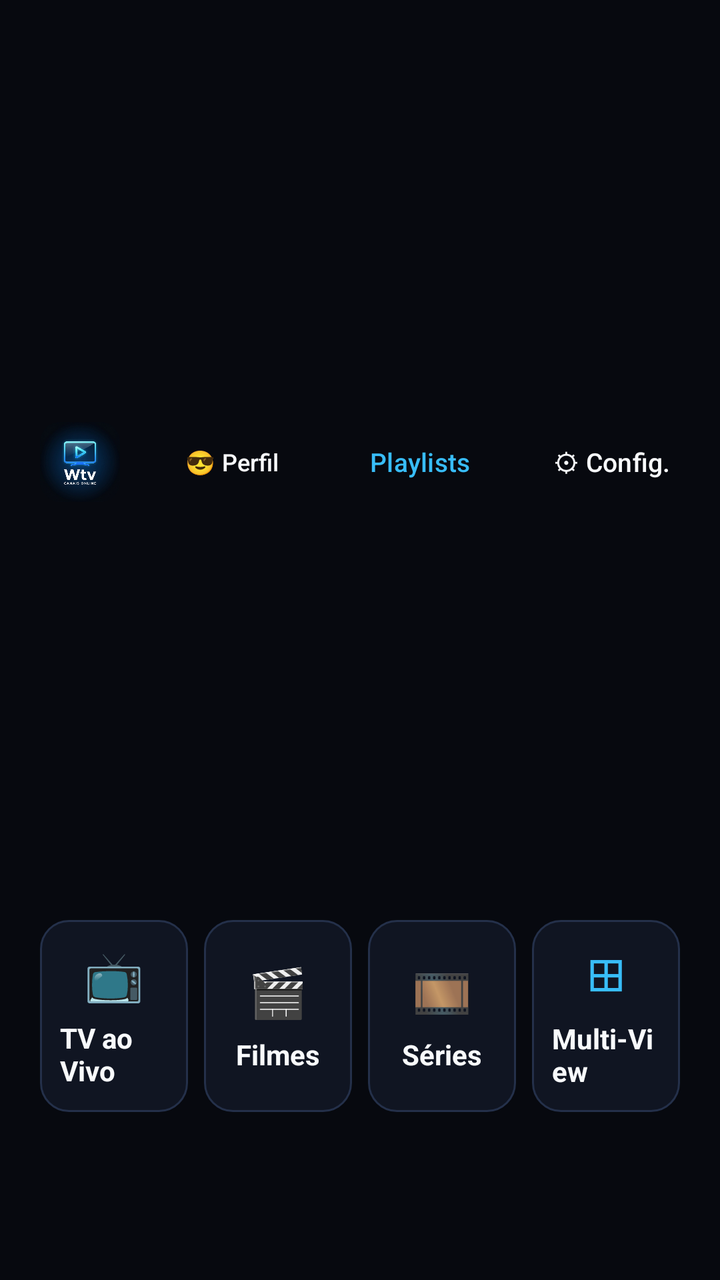
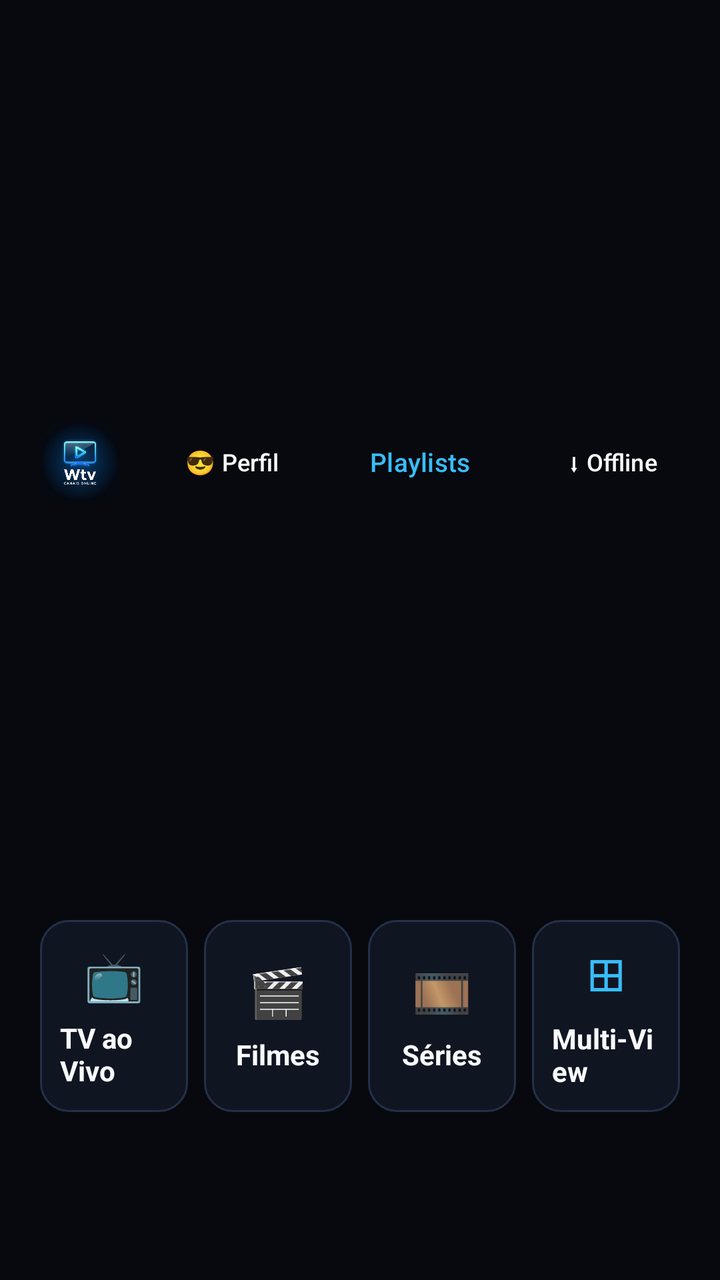

Two renders of the same Android screen: before a commit and after it. Below are the layout's source before the change and the commit's diff.
<!-- AndroidManifest.xml: application theme Theme.NovaTV -->
<!-- res/layout/activity_home.xml -->
<?xml version="1.0" encoding="utf-8"?>
<ScrollView xmlns:android="http://schemas.android.com/apk/res/android"
    android:layout_width="match_parent"
    android:layout_height="match_parent"
    android:background="@color/bg_cinema"
    android:fitsSystemWindows="true"
    android:padding="20dp">

    <LinearLayout
        android:layout_width="match_parent"
        android:layout_height="wrap_content"
        android:orientation="vertical">

        
        <LinearLayout
            android:layout_width="match_parent"
            android:layout_height="wrap_content"
            android:gravity="center_vertical"
            android:orientation="horizontal"
            android:paddingBottom="18dp">

            <ImageView
                android:layout_width="40dp"
                android:layout_height="40dp"
                android:background="@drawable/bg_poster_rounded"
                android:clipToOutline="true"
                android:contentDescription="@string/app_name"
                android:src="@drawable/ic_wtv_launcher" />

            <LinearLayout
                android:layout_width="0dp"
                android:layout_height="wrap_content"
                android:layout_marginStart="12dp"
                android:layout_weight="1"
                android:orientation="vertical">

                <TextView
                    android:layout_width="wrap_content"
                    android:layout_height="wrap_content"
                    android:text="Wtv Canais Online"
                    android:textColor="@color/text_primary"
                    android:textSize="20sp"
                    android:textStyle="bold" />

                <TextView
                    android:id="@+id/tv_active_profile"
                    android:layout_width="wrap_content"
                    android:layout_height="wrap_content"
                    android:ellipsize="end"
                    android:maxLines="1"
                    android:text="Nenhum servidor conectado"
                    android:textColor="@color/text_secondary"
                    android:textSize="12sp" />
            </LinearLayout>

            <Button
                android:id="@+id/btn_switch_profile"
                style="@style/Widget.Material3.Button.TextButton"
                android:layout_width="wrap_content"
                android:layout_height="42dp"
                android:layout_marginEnd="6dp"
                android:background="@drawable/selector_cinema_button"
                android:focusable="true"
                android:paddingHorizontal="10dp"
                android:text="😎 Perfil"
                android:textColor="@color/text_primary"
                android:textSize="12sp" />

            <Button
                android:id="@+id/btn_playlists"
                style="@style/Widget.Material3.Button.TextButton"
                android:layout_width="wrap_content"
                android:layout_height="42dp"
                android:layout_marginEnd="8dp"
                android:background="@drawable/selector_cinema_button"
                android:focusable="true"
                android:paddingHorizontal="14dp"
                android:text="Playlists"
                android:textColor="@color/accent_cyan"
                android:textSize="13sp" />

            <Button
                android:id="@+id/btn_settings"
                style="@style/Widget.Material3.Button.TextButton"
                android:layout_width="wrap_content"
                android:layout_height="42dp"
                android:background="@drawable/selector_cinema_button"
                android:focusable="true"
                android:paddingHorizontal="14dp"
                android:text="⚙ Config."
                android:textColor="@color/text_primary"
                android:textSize="13sp" />
        </LinearLayout>

        
        <LinearLayout
            android:id="@+id/banner_no_profile"
            android:layout_width="match_parent"
            android:layout_height="wrap_content"
            android:layout_marginBottom="20dp"
            android:background="@drawable/selector_cinema_card"
            android:orientation="vertical"
            android:padding="20dp"
            android:visibility="gone">

            <TextView
                android:layout_width="wrap_content"
                android:layout_height="wrap_content"
                android:text="Bem-vindo ao Wtv Canais Online"
                android:textColor="@color/text_primary"
                android:textSize="18sp"
                android:textStyle="bold" />

            <TextView
                android:layout_width="wrap_content"
                android:layout_height="wrap_content"
                android:layout_marginTop="4dp"
                android:layout_marginBottom="10dp"
                android:text="Conecte sua conta Xtream Codes, URL M3U, ou envie este código MAC ao administrador para receber sua lista:"
                android:textColor="@color/text_secondary"
                android:textSize="13sp" />

            <TextView
                android:id="@+id/tv_home_device_mac"
                android:layout_width="wrap_content"
                android:layout_height="wrap_content"
                android:layout_marginBottom="14dp"
                android:text="📡 MAC: ..."
                android:textColor="@color/accent_cyan"
                android:textSize="16sp"
                android:textStyle="bold" />

            <LinearLayout
                android:layout_width="wrap_content"
                android:layout_height="wrap_content"
                android:orientation="horizontal">

                <Button
                    android:id="@+id/btn_add_first_playlist"
                    style="@style/Widget.Material3.Button.TextButton"
                    android:layout_width="wrap_content"
                    android:layout_height="44dp"
                    android:layout_marginEnd="10dp"
                    android:background="@drawable/selector_cinema_button"
                    android:focusable="true"
                    android:paddingHorizontal="18dp"
                    android:text="+ Adicionar Servidor / Lista M3U"
                    android:textColor="#FFFFFF" />

                <Button
                    android:id="@+id/btn_check_mac_playlist"
                    style="@style/Widget.Material3.Button.TextButton"
                    android:layout_width="wrap_content"
                    android:layout_height="44dp"
                    android:background="@drawable/selector_cinema_button"
                    android:focusable="true"
                    android:paddingHorizontal="16dp"
                    android:text="↻ Verificar Lista pelo MAC"
                    android:textColor="@color/accent_cyan" />
            </LinearLayout>
        </LinearLayout>

        
        <FrameLayout
            android:id="@+id/hero_carousel_container"
            android:layout_width="match_parent"
            android:layout_height="195dp"
            android:layout_marginBottom="20dp"
            android:visibility="gone">

            <androidx.viewpager2.widget.ViewPager2
                android:id="@+id/vp_hero_banners"
                android:layout_width="match_parent"
                android:layout_height="match_parent" />

            <Button
                android:id="@+id/btn_banner_prev"
                style="@style/Widget.Material3.Button.TextButton"
                android:layout_width="36dp"
                android:layout_height="36dp"
                android:layout_gravity="top|end"
                android:layout_marginTop="12dp"
                android:layout_marginEnd="92dp"
                android:background="@drawable/selector_cinema_button"
                android:focusable="true"
                android:padding="0dp"
                android:text="◀"
                android:textColor="#FFFFFF"
                android:textSize="12sp" />

            <TextView
                android:id="@+id/tv_banner_counter"
                android:layout_width="wrap_content"
                android:layout_height="wrap_content"
                android:layout_gravity="top|end"
                android:layout_marginTop="20dp"
                android:layout_marginEnd="54dp"
                android:text="1/1"
                android:textColor="@color/text_secondary"
                android:textSize="11sp"
                android:textStyle="bold" />

            <Button
                android:id="@+id/btn_banner_next"
                style="@style/Widget.Material3.Button.TextButton"
                android:layout_width="36dp"
                android:layout_height="36dp"
                android:layout_gravity="top|end"
                android:layout_marginTop="12dp"
                android:layout_marginEnd="12dp"
                android:background="@drawable/selector_cinema_button"
                android:focusable="true"
                android:padding="0dp"
                android:text="▶"
                android:textColor="#FFFFFF"
                android:textSize="12sp" />
        </FrameLayout>

        
        <LinearLayout
            android:layout_width="match_parent"
            android:layout_height="wrap_content"
            android:layout_marginBottom="22dp"
            android:orientation="horizontal">

            <LinearLayout
                android:id="@+id/card_live_tv"
                android:layout_width="0dp"
                android:layout_height="96dp"
                android:layout_marginEnd="8dp"
                android:layout_weight="1"
                android:background="@drawable/selector_cinema_card"
                android:focusable="true"
                android:gravity="center"
                android:orientation="vertical"
                android:padding="10dp">

                <TextView
                    android:layout_width="wrap_content"
                    android:layout_height="wrap_content"
                    android:text="📺"
                    android:textSize="24sp" />

                <TextView
                    android:layout_width="wrap_content"
                    android:layout_height="wrap_content"
                    android:layout_marginTop="6dp"
                    android:text="TV ao Vivo"
                    android:textColor="@color/text_primary"
                    android:textSize="14sp"
                    android:textStyle="bold" />
            </LinearLayout>

            <LinearLayout
                android:id="@+id/card_movies"
                android:layout_width="0dp"
                android:layout_height="96dp"
                android:layout_marginEnd="8dp"
                android:layout_weight="1"
                android:background="@drawable/selector_cinema_card"
                android:focusable="true"
                android:gravity="center"
                android:orientation="vertical"
                android:padding="10dp">

                <TextView
                    android:layout_width="wrap_content"
                    android:layout_height="wrap_content"
                    android:text="🎬"
                    android:textSize="24sp" />

                <TextView
                    android:layout_width="wrap_content"
                    android:layout_height="wrap_content"
                    android:layout_marginTop="6dp"
                    android:text="Filmes"
                    android:textColor="@color/text_primary"
                    android:textSize="14sp"
                    android:textStyle="bold" />
            </LinearLayout>

            <LinearLayout
                android:id="@+id/card_series"
                android:layout_width="0dp"
                android:layout_height="96dp"
                android:layout_marginEnd="8dp"
                android:layout_weight="1"
                android:background="@drawable/selector_cinema_card"
                android:focusable="true"
                android:gravity="center"
                android:orientation="vertical"
                android:padding="10dp">

                <TextView
                    android:layout_width="wrap_content"
                    android:layout_height="wrap_content"
                    android:text="🎞️"
                    android:textSize="24sp" />

                <TextView
                    android:layout_width="wrap_content"
                    android:layout_height="wrap_content"
                    android:layout_marginTop="6dp"
                    android:text="Séries"
                    android:textColor="@color/text_primary"
                    android:textSize="14sp"
                    android:textStyle="bold" />
            </LinearLayout>

            <LinearLayout
                android:id="@+id/card_multiview"
                android:layout_width="0dp"
                android:layout_height="96dp"
                android:layout_weight="1"
                android:background="@drawable/selector_cinema_card"
                android:focusable="true"
                android:gravity="center"
                android:orientation="vertical"
                android:padding="10dp">

                <TextView
                    android:layout_width="wrap_content"
                    android:layout_height="wrap_content"
                    android:text="⊞"
                    android:textColor="@color/accent_cyan"
                    android:textSize="24sp" />

                <TextView
                    android:layout_width="wrap_content"
                    android:layout_height="wrap_content"
                    android:layout_marginTop="6dp"
                    android:text="Multi-View"
                    android:textColor="@color/text_primary"
                    android:textSize="14sp"
                    android:textStyle="bold" />
            </LinearLayout>
        </LinearLayout>

        
        <TextView
            android:id="@+id/tv_section_recent_channels"
            android:layout_width="wrap_content"
            android:layout_height="wrap_content"
            android:layout_marginBottom="10dp"
            android:text="📺 Últimos Canais Assistidos"
            android:textColor="@color/text_primary"
            android:textSize="16sp"
            android:textStyle="bold"
            android:visibility="gone" />

        <androidx.recyclerview.widget.RecyclerView
            android:id="@+id/rv_recent_channels"
            android:layout_width="match_parent"
            android:layout_height="wrap_content"
            android:layout_marginBottom="20dp"
            android:clipToPadding="false"
            android:visibility="gone" />

        
        <TextView
            android:id="@+id/tv_section_recent_series"
            android:layout_width="wrap_content"
            android:layout_height="wrap_content"
            android:layout_marginBottom="10dp"
            android:text="🎞️ Últimas Séries Assistidas"
            android:textColor="@color/text_primary"
            android:textSize="16sp"
            android:textStyle="bold"
            android:visibility="gone" />

        <androidx.recyclerview.widget.RecyclerView
            android:id="@+id/rv_recent_series"
            android:layout_width="match_parent"
            android:layout_height="wrap_content"
            android:layout_marginBottom="20dp"
            android:clipToPadding="false"
            android:visibility="gone" />

        
        <TextView
            android:id="@+id/tv_section_recent_movies"
            android:layout_width="wrap_content"
            android:layout_height="wrap_content"
            android:layout_marginBottom="10dp"
            android:text="🎬 Últimos Filmes Assistidos"
            android:textColor="@color/text_primary"
            android:textSize="16sp"
            android:textStyle="bold"
            android:visibility="gone" />

        <androidx.recyclerview.widget.RecyclerView
            android:id="@+id/rv_recent_movies"
            android:layout_width="match_parent"
            android:layout_height="wrap_content"
            android:layout_marginBottom="20dp"
            android:clipToPadding="false"
            android:visibility="gone" />

        
        <TextView
            android:id="@+id/tv_section_favorites"
            android:layout_width="wrap_content"
            android:layout_height="wrap_content"
            android:layout_marginBottom="10dp"
            android:text="★ Canais e Filmes Favoritos"
            android:textColor="@color/text_primary"
            android:textSize="16sp"
            android:textStyle="bold"
            android:visibility="gone" />

        <androidx.recyclerview.widget.RecyclerView
            android:id="@+id/rv_favorites"
            android:layout_width="match_parent"
            android:layout_height="wrap_content"
            android:layout_marginBottom="20dp"
            android:clipToPadding="false"
            android:visibility="gone" />

        
        <TextView
            android:id="@+id/tv_section_recent"
            android:layout_width="wrap_content"
            android:layout_height="wrap_content"
            android:layout_marginBottom="10dp"
            android:text="✨ Adicionados Recentemente"
            android:textColor="@color/text_primary"
            android:textSize="16sp"
            android:textStyle="bold"
            android:visibility="gone" />

        <androidx.recyclerview.widget.RecyclerView
            android:id="@+id/rv_recent"
            android:layout_width="match_parent"
            android:layout_height="wrap_content"
            android:clipToPadding="false"
            android:visibility="gone" />

    </LinearLayout>
</ScrollView>
<!-- resources referenced by this layout -->
<resources>
  <color name="accent_cyan">#38BDF8</color>
  <color name="bg_cinema">#07090F</color>
  <color name="text_primary">#F8FAFC</color>
  <color name="text_secondary">#94A3B8</color>
  <!-- drawable bg_poster_rounded (drawable) -->
  <?xml version="1.0" encoding="utf-8"?>
  <shape xmlns:android="http://schemas.android.com/apk/res/android" android:shape="rectangle">
      <solid android:color="#07090F" />
      <corners android:radius="10dp" />
  </shape>
  <!-- drawable ic_wtv_launcher: png bitmap (drawable, 355674 bytes) -->
  <!-- drawable selector_cinema_button (drawable) -->
  <?xml version="1.0" encoding="utf-8"?>
  <selector xmlns:android="http://schemas.android.com/apk/res/android">
      <item android:state_focused="true">
          <shape android:shape="rectangle">
              <solid android:color="#0284C7" />
              <stroke android:width="3dp" android:color="#FACC15" />
              <corners android:radius="12dp" />
          </shape>
      </item>
      <item android:state_selected="true">
          <shape android:shape="rectangle">
              <solid android:color="#1D4ED8" />
              <stroke android:width="2dp" android:color="#38BDF8" />
              <corners android:radius="12dp" />
          </shape>
      </item>
      <item android:state_pressed="true">
          <shape android:shape="rectangle">
              <solid android:color="#1E40AF" />
              <stroke android:width="2dp" android:color="#FFFFFF" />
              <corners android:radius="12dp" />
          </shape>
      </item>
      <item>
          <shape android:shape="rectangle">
              <solid android:color="#182033" />
              <stroke android:width="1dp" android:color="#2E3C5C" />
              <corners android:radius="12dp" />
          </shape>
      </item>
  </selector>
  <!-- drawable selector_cinema_card (drawable) -->
  <?xml version="1.0" encoding="utf-8"?>
  <selector xmlns:android="http://schemas.android.com/apk/res/android">
      <item android:state_focused="true">
          <shape android:shape="rectangle">
              <solid android:color="#1E3A5F" />
              <stroke android:width="3dp" android:color="#FACC15" />
              <corners android:radius="14dp" />
          </shape>
      </item>
      <item android:state_selected="true">
          <shape android:shape="rectangle">
              <solid android:color="#172554" />
              <stroke android:width="2dp" android:color="#38BDF8" />
              <corners android:radius="14dp" />
          </shape>
      </item>
      <item android:state_pressed="true">
          <shape android:shape="rectangle">
              <solid android:color="#23304A" />
              <stroke android:width="2dp" android:color="#3B82F6" />
              <corners android:radius="14dp" />
          </shape>
      </item>
      <item>
          <shape android:shape="rectangle">
              <solid android:color="#101522" />
              <stroke android:width="1dp" android:color="#24304A" />
              <corners android:radius="14dp" />
          </shape>
      </item>
  </selector>
  <string name="app_name">Wtv Canais Online</string>
  <style name="Theme.NovaTV" parent="Theme.Material3.Dark.NoActionBar">
          <item name="colorPrimary">@color/accent_primary</item>
          <item name="colorSecondary">@color/accent_cyan</item>
          <item name="materialButtonStyle">@style/NovaTvButton</item>
          <item name="android:windowBackground">@color/bg_cinema</item>
          <item name="android:statusBarColor">@color/bg_cinema</item>
          <item name="android:navigationBarColor">@color/bg_cinema</item>
      </style>
  <color name="accent_primary">#3B82F6</color>
  <style name="NovaTvButton" parent="Widget.Material3.Button.TextButton">
          <item name="backgroundTint">@null</item>
          <item name="android:textAllCaps">false</item>
          <item name="android:minWidth">0dp</item>
          <item name="android:minHeight">0dp</item>
      </style>
</resources>

<!-- the commit's change to res/layout/activity_home.xml (unified diff, before → after) -->
@@ -80,6 +80,19 @@
                 android:textSize="13sp" />
 
             <Button
+                android:id="@+id/btn_downloads"
+                style="@style/Widget.Material3.Button.TextButton"
+                android:layout_width="wrap_content"
+                android:layout_height="42dp"
+                android:layout_marginEnd="6dp"
+                android:background="@drawable/selector_cinema_button"
+                android:focusable="true"
+                android:paddingHorizontal="12dp"
+                android:text="⬇ Offline"
+                android:textColor="@color/text_primary"
+                android:textSize="12sp" />
+
+            <Button
                 android:id="@+id/btn_settings"
                 style="@style/Widget.Material3.Button.TextButton"
                 android:layout_width="wrap_content"
